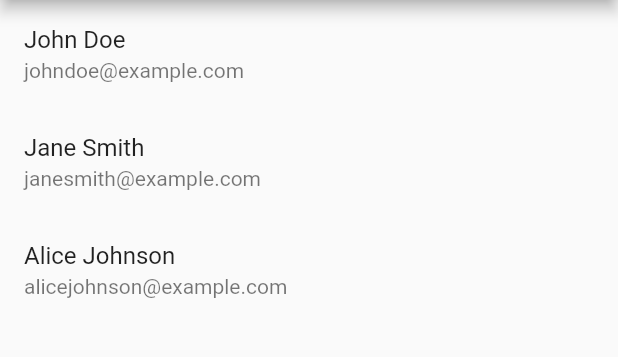
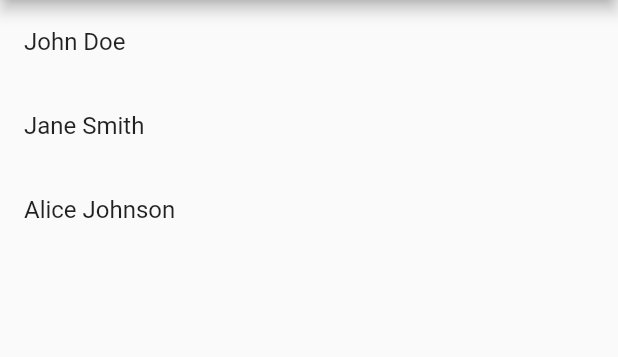
Before and after one commit to taufiqurSabbir/contacts, a Flutter app: the screen it shows after launch, on a phone screen of 412 x 824 dp, the part 84-441 px from its top. Run offline on Flutter 3.47's test engine with Material 2 defaults, Android fonts, the phone set to English and light mode, and no system bars.

Commit message:
contacts

```diff
--- a/lib/main.dart
+++ b/lib/main.dart
@@ -71,7 +71,6 @@ class ContactListScreen extends StatelessWidget {
           Contact contact = contacts[index];
           return ListTile(
             title: Text(contact.name),
-            subtitle: Text(contact.email),
             onTap: () => _showContactDetails(context, contact),
           );
         },
```
